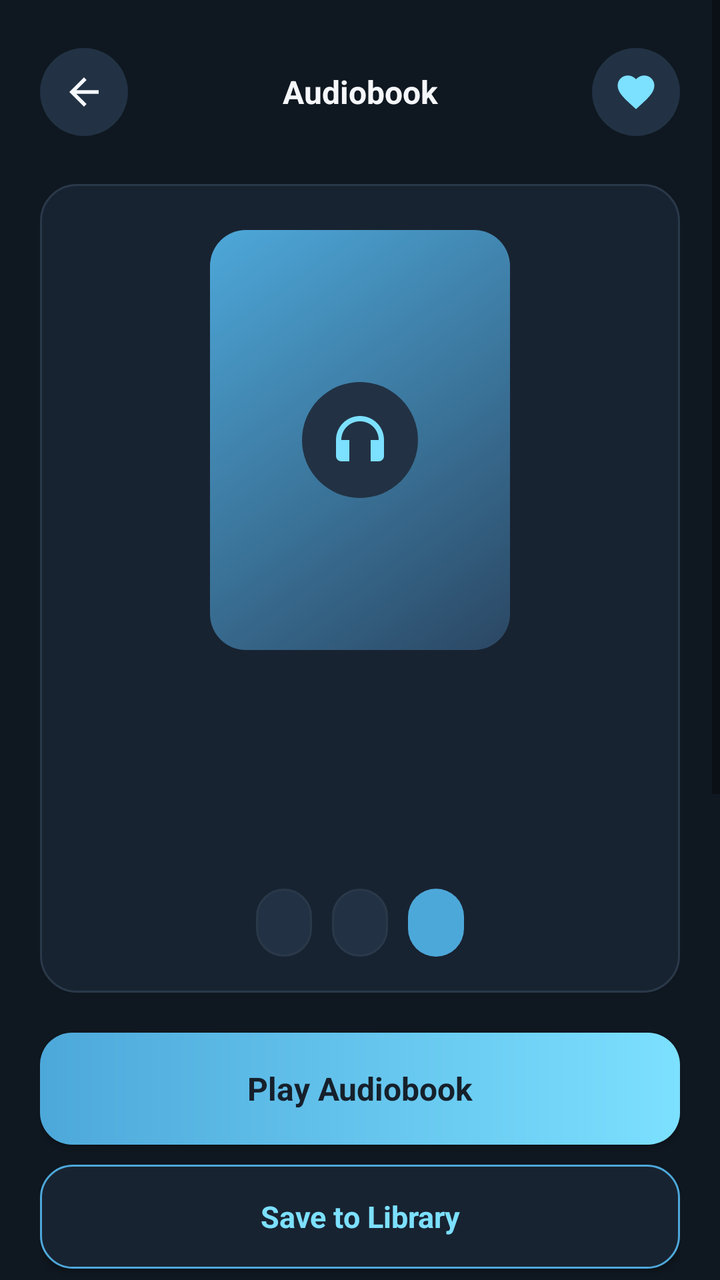
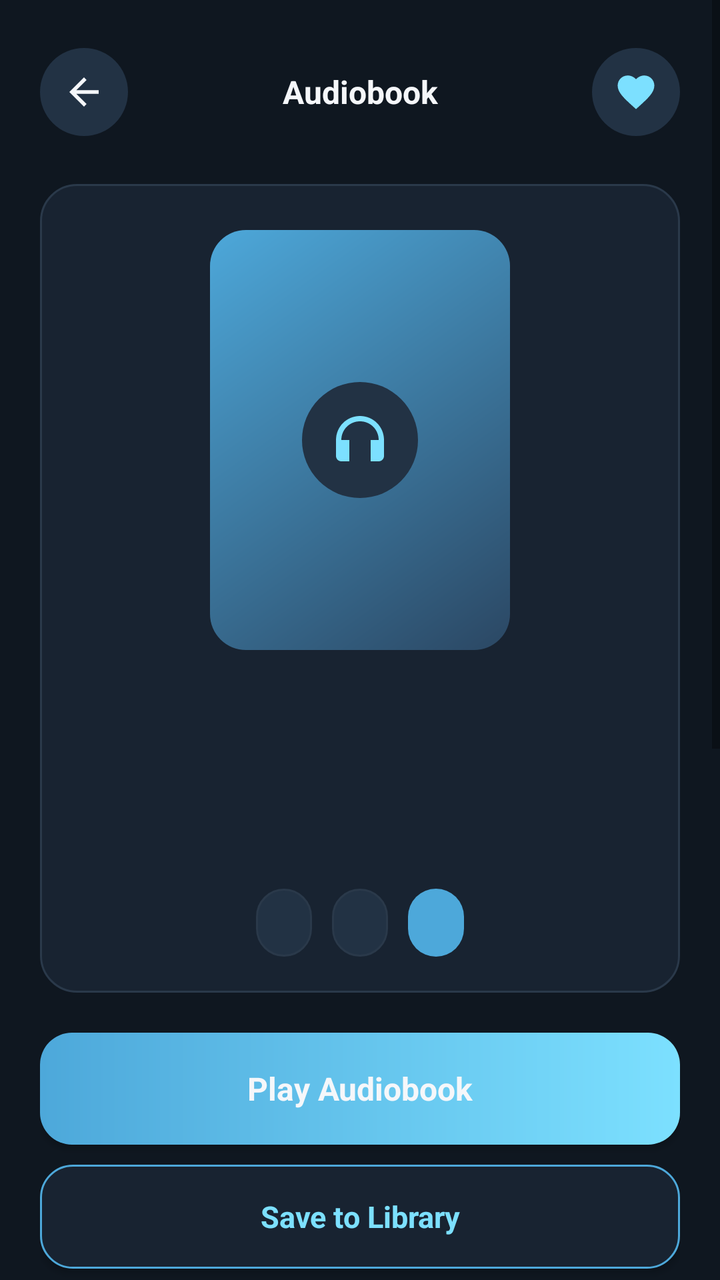

Screens rendered from an Android XML layout before and after an edit, with the pre-edit source and the edit as a unified diff.
<!-- AndroidManifest.xml: application theme Theme.Fonosfinal -->
<!-- res/layout/activity_book_detail.xml -->
<?xml version="1.0" encoding="utf-8"?>
<ScrollView xmlns:android="http://schemas.android.com/apk/res/android"
    android:layout_width="match_parent"
    android:layout_height="match_parent"
    android:background="@color/background"
    android:fillViewport="true">

    <LinearLayout
        android:layout_width="match_parent"
        android:layout_height="wrap_content"
        android:orientation="vertical"
        android:paddingStart="20dp"
        android:paddingTop="22dp"
        android:paddingEnd="20dp"
        android:paddingBottom="28dp">

        <LinearLayout
            android:layout_width="match_parent"
            android:layout_height="48dp"
            android:gravity="center_vertical"
            android:orientation="horizontal">

            <ImageView
                android:id="@+id/button_book_detail_back"
                android:layout_width="44dp"
                android:layout_height="44dp"
                android:background="@drawable/bg_icon_circle"
                android:contentDescription="Back"
                android:padding="11dp"
                android:src="@drawable/ic_back" />

            <TextView
                android:layout_width="0dp"
                android:layout_height="wrap_content"
                android:layout_weight="1"
                android:gravity="center"
                android:text="Audiobook"
                android:textColor="@color/text_primary"
                android:textSize="16sp"
                android:textStyle="bold" />

            <ImageView
                android:id="@+id/button_book_detail_favorite"
                android:layout_width="44dp"
                android:layout_height="44dp"
                android:background="@drawable/bg_icon_circle"
                android:contentDescription="Favorite"
                android:padding="11dp"
                android:src="@drawable/ic_heart" />
        </LinearLayout>

        <LinearLayout
            android:layout_width="match_parent"
            android:layout_height="wrap_content"
            android:layout_marginTop="22dp"
            android:background="@drawable/bg_surface_card"
            android:orientation="vertical"
            android:padding="18dp">

            <FrameLayout
                android:layout_width="match_parent"
                android:layout_height="220dp">

                <View
                    android:id="@+id/view_detail_cover"
                    android:layout_width="150dp"
                    android:layout_height="210dp"
                    android:layout_gravity="center"
                    android:background="@drawable/bg_cover_gradient_1" />

                <ImageView
                    android:layout_width="58dp"
                    android:layout_height="58dp"
                    android:layout_gravity="center"
                    android:background="@drawable/bg_icon_circle"
                    android:contentDescription="Audiobook"
                    android:padding="13dp"
                    android:src="@drawable/ic_headphones" />
            </FrameLayout>

            <TextView
                android:id="@+id/text_detail_title"
                android:layout_width="match_parent"
                android:layout_height="wrap_content"
                android:layout_marginTop="18dp"
                android:gravity="center"
                android:textColor="@color/text_primary"
                android:textSize="24sp"
                android:textStyle="bold" />

            <TextView
                android:id="@+id/text_detail_author"
                android:layout_width="match_parent"
                android:layout_height="wrap_content"
                android:layout_marginTop="6dp"
                android:gravity="center"
                android:textColor="@color/text_secondary"
                android:textSize="14sp" />

            <TextView
                android:id="@+id/text_detail_narrator"
                android:layout_width="match_parent"
                android:layout_height="wrap_content"
                android:layout_marginTop="4dp"
                android:gravity="center"
                android:textColor="@color/text_secondary"
                android:textSize="14sp" />

            <LinearLayout
                android:layout_width="match_parent"
                android:layout_height="wrap_content"
                android:layout_marginTop="16dp"
                android:gravity="center"
                android:orientation="horizontal">

                <TextView
                    android:id="@+id/text_detail_rating"
                    android:layout_width="wrap_content"
                    android:layout_height="34dp"
                    android:background="@drawable/bg_chip_dark"
                    android:gravity="center"
                    android:paddingStart="14dp"
                    android:paddingEnd="14dp"
                    android:textColor="@color/warning_optional"
                    android:textSize="13sp"
                    android:textStyle="bold" />

                <TextView
                    android:id="@+id/text_detail_duration"
                    android:layout_width="wrap_content"
                    android:layout_height="34dp"
                    android:layout_marginStart="10dp"
                    android:background="@drawable/bg_chip_dark"
                    android:gravity="center"
                    android:paddingStart="14dp"
                    android:paddingEnd="14dp"
                    android:textColor="@color/accent"
                    android:textSize="13sp"
                    android:textStyle="bold" />

                <TextView
                    android:id="@+id/text_detail_category"
                    android:layout_width="wrap_content"
                    android:layout_height="34dp"
                    android:layout_marginStart="10dp"
                    android:background="@drawable/bg_chip_selected"
                    android:gravity="center"
                    android:paddingStart="14dp"
                    android:paddingEnd="14dp"
                    android:textColor="@color/chip_selected_text"
                    android:textSize="13sp"
                    android:textStyle="bold" />
            </LinearLayout>
        </LinearLayout>

        <Button
            android:id="@+id/button_play_audiobook"
            android:layout_width="match_parent"
            android:layout_height="56dp"
            android:layout_marginTop="20dp"
            android:background="@drawable/bg_button_accent"
            android:backgroundTint="@null"
            android:text="Play Audiobook"
            android:textAllCaps="false"
            android:textColor="@color/primary_variant"
            android:textSize="16sp"
            android:textStyle="bold" />

        <Button
            android:id="@+id/button_save_library"
            android:layout_width="match_parent"
            android:layout_height="52dp"
            android:layout_marginTop="10dp"
            android:background="@drawable/bg_button_outline_dark"
            android:backgroundTint="@null"
            android:text="Save to Library"
            android:textAllCaps="false"
            android:textColor="@color/accent"
            android:textSize="15sp"
            android:textStyle="bold" />

        <LinearLayout
            android:layout_width="match_parent"
            android:layout_height="wrap_content"
            android:layout_marginTop="24dp"
            android:orientation="horizontal">

            <TextView
                style="@style/FonosChipSelected"
                android:text="About" />

            <TextView
                style="@style/FonosChipText"
                android:layout_marginStart="10dp"
                android:text="Chapters" />

            <TextView
                style="@style/FonosChipText"
                android:layout_marginStart="10dp"
                android:text="Reviews" />
        </LinearLayout>

        <TextView
            style="@style/FonosHeadingMedium"
            android:layout_marginTop="24dp"
            android:text="About" />

        <TextView
            android:id="@+id/text_detail_about"
            style="@style/FonosBodyMuted"
            android:layout_marginTop="10dp"
            android:lineSpacingExtra="3dp" />

        <LinearLayout
            android:layout_width="match_parent"
            android:layout_height="wrap_content"
            android:layout_marginTop="16dp"
            android:background="@drawable/bg_surface_card"
            android:orientation="vertical"
            android:padding="14dp">

            <TextView
                android:id="@+id/text_detail_metadata"
                android:layout_width="match_parent"
                android:layout_height="wrap_content"
                android:lineSpacingExtra="6dp"
                android:textColor="@color/text_secondary"
                android:textSize="13sp" />
        </LinearLayout>

        <TextView
            style="@style/FonosHeadingMedium"
            android:layout_marginTop="26dp"
            android:text="Chapters" />

        <androidx.recyclerview.widget.RecyclerView
            android:id="@+id/recycler_chapters"
            android:layout_width="match_parent"
            android:layout_height="wrap_content"
            android:layout_marginTop="12dp"
            android:nestedScrollingEnabled="false"
            android:overScrollMode="never" />

        <LinearLayout
            android:layout_width="match_parent"
            android:layout_height="wrap_content"
            android:layout_marginTop="18dp"
            android:gravity="center_vertical"
            android:orientation="horizontal">

            <TextView
                style="@style/FonosHeadingMedium"
                android:layout_width="0dp"
                android:layout_weight="1"
                android:text="Reviews" />

            <Button
                android:id="@+id/button_add_review"
                android:layout_width="wrap_content"
                android:layout_height="42dp"
                android:background="@drawable/bg_button_outline_dark"
                android:backgroundTint="@null"
                android:paddingStart="16dp"
                android:paddingEnd="16dp"
                android:text="Add Review"
                android:textAllCaps="false"
                android:textColor="@color/accent"
                android:textSize="13sp"
                android:textStyle="bold" />
        </LinearLayout>

        <TextView
            android:id="@+id/text_rating_summary"
            android:layout_width="match_parent"
            android:layout_height="wrap_content"
            android:layout_marginTop="10dp"
            android:text="4.8 average rating from audiobook listeners"
            android:textColor="@color/warning_optional"
            android:textSize="14sp"
            android:textStyle="bold" />

        <androidx.recyclerview.widget.RecyclerView
            android:id="@+id/recycler_reviews"
            android:layout_width="match_parent"
            android:layout_height="wrap_content"
            android:layout_marginTop="12dp"
            android:nestedScrollingEnabled="false"
            android:overScrollMode="never" />
    </LinearLayout>
</ScrollView>
<!-- resources referenced by this layout -->
<resources>
  <color name="accent">#7CE0FF</color>
  <color name="background">#0F1720</color>
  <color name="chip_selected_text">#FFFFFF</color>
  <color name="primary_variant">#16202B</color>
  <color name="text_primary">#F5F7FA</color>
  <color name="text_secondary">#A9B4C0</color>
  <color name="warning_optional">#FFB84D</color>
  <!-- drawable bg_chip_dark (drawable) -->
  <?xml version="1.0" encoding="utf-8"?>
  <ripple xmlns:android="http://schemas.android.com/apk/res/android"
      android:color="@color/ripple_surface">
      <item>
          <shape>
              <solid android:color="@color/chip_bg" />
              <stroke
                  android:width="1dp"
                  android:color="@color/divider" />
              <corners android:radius="20dp" />
          </shape>
      </item>
  </ripple>
  <!-- drawable bg_cover_gradient_1 (drawable) -->
  <?xml version="1.0" encoding="utf-8"?>
  <shape xmlns:android="http://schemas.android.com/apk/res/android">
      <gradient
          android:angle="315"
          android:endColor="@color/card_gradient_end"
          android:startColor="@color/secondary" />
      <corners android:radius="18dp" />
  </shape>
  <!-- drawable bg_icon_circle (drawable) -->
  <?xml version="1.0" encoding="utf-8"?>
  <ripple xmlns:android="http://schemas.android.com/apk/res/android"
      android:color="@color/ripple_surface">
      <item>
          <shape android:shape="oval">
              <solid android:color="@color/surface_light" />
          </shape>
      </item>
  </ripple>
  <!-- drawable bg_surface_card (drawable) -->
  <?xml version="1.0" encoding="utf-8"?>
  <ripple xmlns:android="http://schemas.android.com/apk/res/android"
      android:color="@color/ripple_surface">
      <item>
          <shape>
              <solid android:color="@color/surface" />
              <stroke
                  android:width="1dp"
                  android:color="@color/divider" />
              <corners android:radius="18dp" />
          </shape>
      </item>
  </ripple>
  <!-- drawable ic_back (drawable) -->
  <?xml version="1.0" encoding="utf-8"?>
  <vector xmlns:android="http://schemas.android.com/apk/res/android"
      android:width="24dp"
      android:height="24dp"
      android:viewportWidth="24"
      android:viewportHeight="24">
      <path
          android:fillColor="@color/text_primary"
          android:pathData="M20,11H7.83L13.42,5.41L12,4L4,12L12,20L13.42,18.59L7.83,13H20V11Z" />
  </vector>
  <style name="FonosBodyMuted">
          <item name="android:layout_width">match_parent</item>
          <item name="android:layout_height">wrap_content</item>
          <item name="android:textColor">@color/text_secondary</item>
          <item name="android:textSize">14sp</item>
      </style>
  <style name="FonosChipSelected" parent="FonosChipText">
          <item name="android:background">@drawable/bg_chip_selected</item>
          <item name="android:textColor">@color/chip_selected_text</item>
      </style>
  <style name="FonosHeadingMedium">
          <item name="android:layout_width">match_parent</item>
          <item name="android:layout_height">wrap_content</item>
          <item name="android:textColor">@color/text_primary</item>
          <item name="android:textSize">20sp</item>
          <item name="android:textStyle">bold</item>
      </style>
  <style name="Theme.Fonosfinal" parent="Base.Theme.Fonosfinal" />
  <color name="ripple_accent">#337CE0FF</color>
  <color name="secondary">#4DA8DA</color>
  <color name="ripple_surface">#26334455</color>
  <color name="surface">#182331</color>
  <color name="chip_bg">#223244</color>
  <color name="divider">#2A394A</color>
  <color name="chip_selected_bg">#4DA8DA</color>
  <color name="card_gradient_end">#2B4763</color>
  <color name="surface_light">#223244</color>
  <color name="primary">#1E2A38</color>
  <!-- unchanged entries left out for length: 8 -->
</resources>

<!-- the commit's change to res/layout/activity_book_detail.xml (unified diff, before → after) -->
@@ -162,7 +162,7 @@
             android:backgroundTint="@null"
             android:text="Play Audiobook"
             android:textAllCaps="false"
-            android:textColor="@color/primary_variant"
+            android:textColor="@color/text_primary"
             android:textSize="16sp"
             android:textStyle="bold" />
 
@@ -174,6 +174,19 @@
             android:background="@drawable/bg_button_outline_dark"
             android:backgroundTint="@null"
             android:text="Save to Library"
+            android:textAllCaps="false"
+            android:textColor="@color/accent"
+            android:textSize="15sp"
+            android:textStyle="bold" />
+
+        <Button
+            android:id="@+id/button_download_audiobook"
+            android:layout_width="match_parent"
+            android:layout_height="52dp"
+            android:layout_marginTop="10dp"
+            android:background="@drawable/bg_button_outline_dark"
+            android:backgroundTint="@null"
+            android:text="Download"
             android:textAllCaps="false"
             android:textColor="@color/accent"
             android:textSize="15sp"
